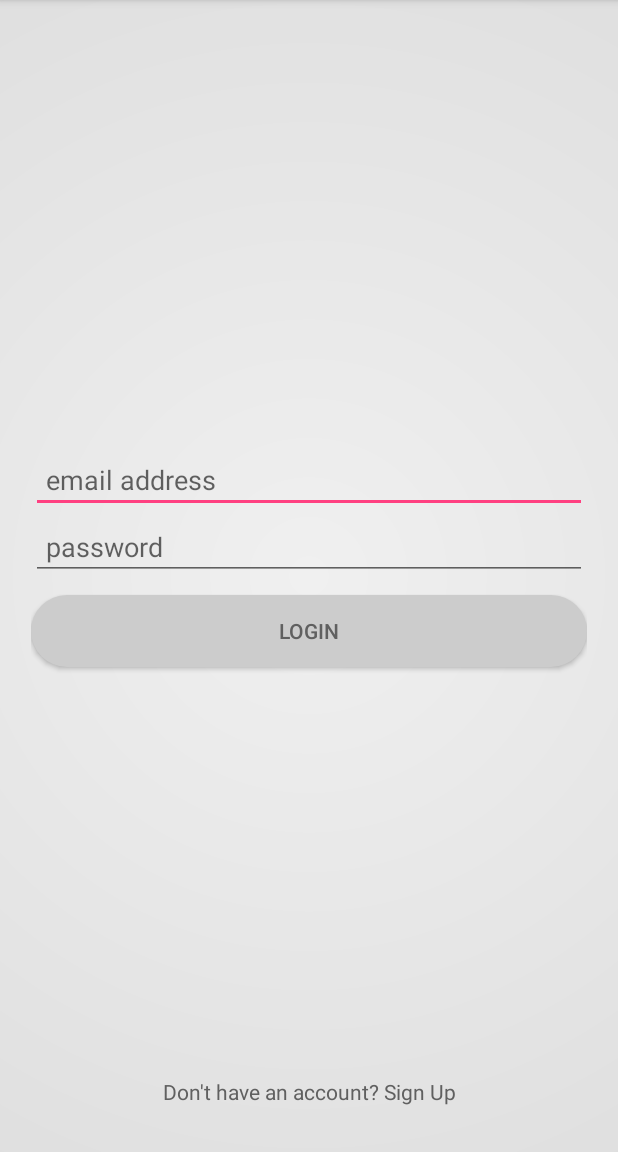
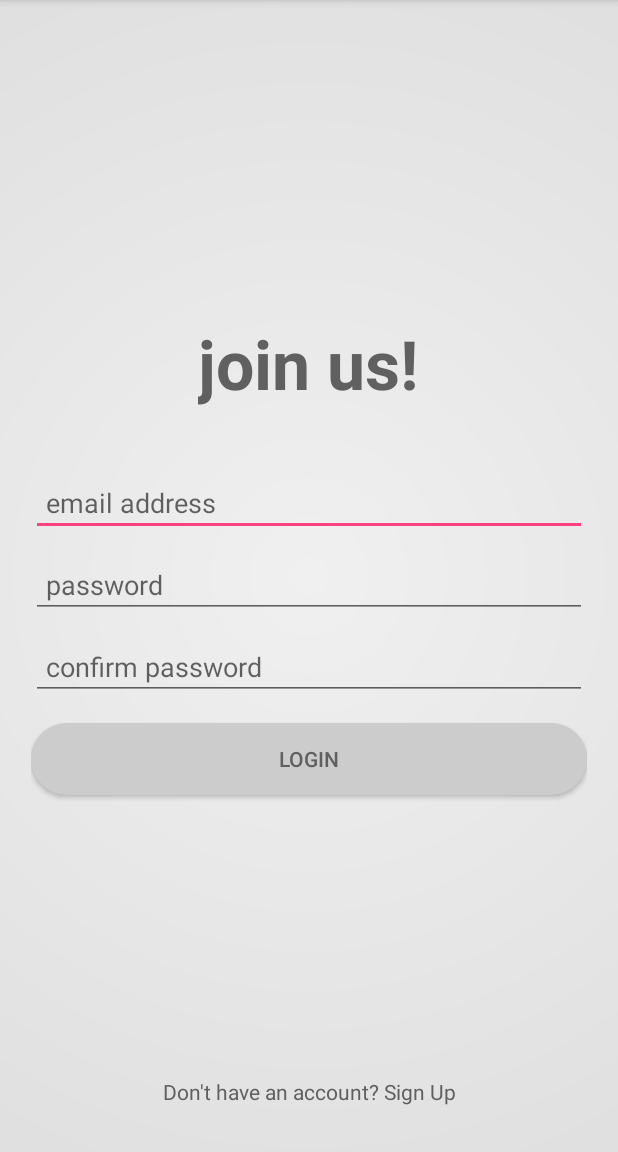
Before and after one commit to ThukuWakogi/QuickShop, an Android app: the SignUp screen opened directly, with no data from a screen before it, on a phone screen of 412 x 824 dp, the part 84-1236 px from its top. Run offline under Robolectric (Android 15) with nearby library versions, the phone set to English and light mode, and no system bars.

Commit message:
finish signup development

```diff
--- a/app/src/main/AndroidManifest.xml
+++ b/app/src/main/AndroidManifest.xml
@@ -2,7 +2,8 @@
 <manifest
     xmlns:android="http://schemas.android.com/apk/res/android"
     package="com.example.elvina.quickshop">
-
+    <uses-permission android:name="android.permission.INTERNET"/>
+    <uses-permission android:name="android.permission.ACCESS_NETWORK_STATE"/>
     <application
         android:allowBackup="true"
         android:fullBackupContent="@xml/backup_descriptor"
--- a/app/src/main/res/layout/activity_authenticate.xml
+++ b/app/src/main/res/layout/activity_authenticate.xml
@@ -20,7 +20,7 @@
             android:layout_width="wrap_content"
             android:layout_height="wrap_content"
             android:layout_marginBottom="40dp"
-            android:text="@string/welcome"
+            android:text="@string/loginBanner"
             android:textColor="@color/darkGray"
             android:textSize="45sp"
             android:textStyle="bold"/>
--- a/app/src/main/res/layout/activity_sign_up.xml
+++ b/app/src/main/res/layout/activity_sign_up.xml
@@ -16,11 +16,20 @@
         android:layout_marginRight="15dp"
         android:gravity="center"
         android:orientation="vertical">
+        <TextView
+            android:layout_width="wrap_content"
+            android:layout_height="wrap_content"
+            android:layout_marginBottom="40dp"
+            android:text="@string/signUpBanner"
+            android:textColor="@color/darkGray"
+            android:textSize="45sp"
+            android:textStyle="bold"/>
         <LinearLayout
             android:layout_width="fill_parent"
             android:layout_height="wrap_content"
             android:orientation="vertical">
             <EditText
+                android:id="@+id/login_edittext"
                 android:layout_width="fill_parent"
                 android:layout_height="wrap_content"
                 android:hint="@string/emailText"
@@ -29,8 +38,11 @@
                 android:paddingLeft="10dp"
                 android:paddingRight="10dp"
                 android:layout_margin="0dp"
-                android:singleLine="true"/>
+                android:singleLine="true"
+                android:inputType="textEmailAddress"/>
             <EditText
+                android:id="@+id/password_edittext"
+                android:inputType="textPassword|textVisiblePassword"
                 android:layout_width="fill_parent"
                 android:layout_height="wrap_content"
                 android:hint="@string/passwordText"
@@ -38,15 +50,32 @@
                 android:paddingBottom="10dp"
                 android:paddingLeft="10dp"
                 android:paddingRight="10dp"
-                android:layout_marginTop="0dp"
+                android:layout_marginTop="10dp"
                 android:layout_marginBottom="10dp"
                 android:layout_marginLeft="0dp"
                 android:layout_marginRight="0dp"
                 android:singleLine="true"/>
+            <EditText
+                android:id="@+id/confirm_password_edittext"
+                android:layout_width="fill_parent"
+                android:layout_height="wrap_content"
+                android:hint="@string/confirmPasswordText"
+                android:paddingTop="10dp"
+                android:paddingBottom="10dp"
+                android:paddingLeft="10dp"
+                android:paddingRight="10dp"
+                android:layout_margin="0dp"
+                android:layout_marginTop="10dp"
+                android:layout_marginBottom="10dp"
+                android:layout_marginLeft="0dp"
+                android:layout_marginRight="0dp"
+                android:singleLine="true"
+                android:inputType="textPassword|textVisiblePassword"/>
         </LinearLayout>
         <Button
             android:layout_width="fill_parent"
             android:layout_height="wrap_content"
+            android:layout_marginTop="15dp"
             android:layout_marginBottom="25dp"
             android:text="@string/loginText"
             android:textColor="@color/darkGray"
--- a/app/src/main/res/values/strings.xml
+++ b/app/src/main/res/values/strings.xml
@@ -4,5 +4,7 @@
     <string name="passwordText">password</string>
     <string name="loginText">login</string>
     <string name="queryAccountPresenceText">Don\'t have an account? Sign Up</string>
-    <string name="welcome">welcome</string>
+    <string name="loginBanner">welcome!</string>
+    <string name="signUpBanner">join us!</string>
+    <string name="confirmPasswordText">confirm password</string>
 </resources>
```
